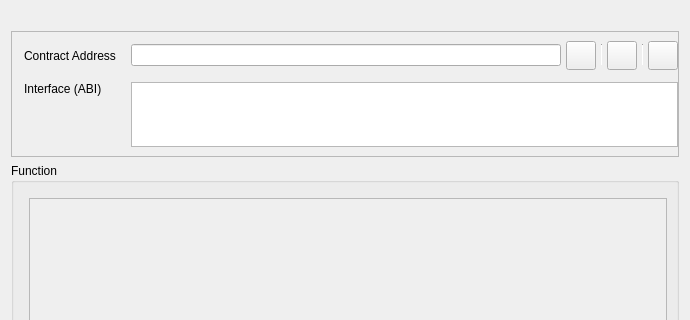
Before: the Qt Designer form src/qt/forms/callcontract.ui in Hydra-Chain/node, drawn with Qt 5; both pictures show x 0 to 690 and y 0 to 320 of the 690 by 499 pixel window.
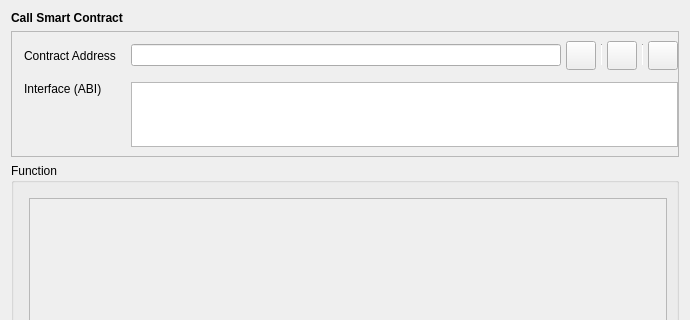
After: the same form once the commit is applied. Custom widgets are drawn as their Qt base class.

Patch:
```diff
--- a/src/qt/forms/callcontract.ui
+++ b/src/qt/forms/callcontract.ui
@@ -35,12 +35,6 @@
        </property>
        <item>
         <widget class="QLabel" name="labelTitle">
-         <property name="maximumSize">
-          <size>
-           <width>0</width>
-           <height>16777215</height>
-          </size>
-         </property>
          <property name="font">
           <font>
            <weight>75</weight>
@@ -48,7 +42,7 @@
           </font>
          </property>
          <property name="text">
-          <string/>
+          <string>Call Smart Contract</string>
          </property>
         </widget>
        </item>
```
Left out of the diff: 8 changed lines with no effect on the pictures.
